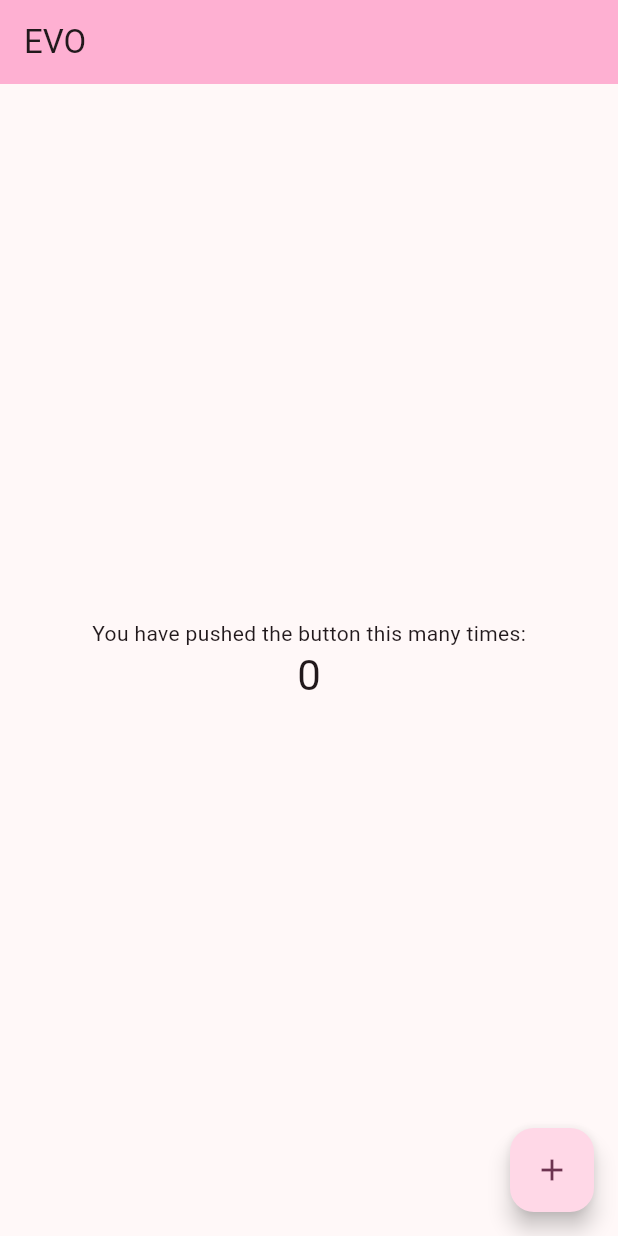
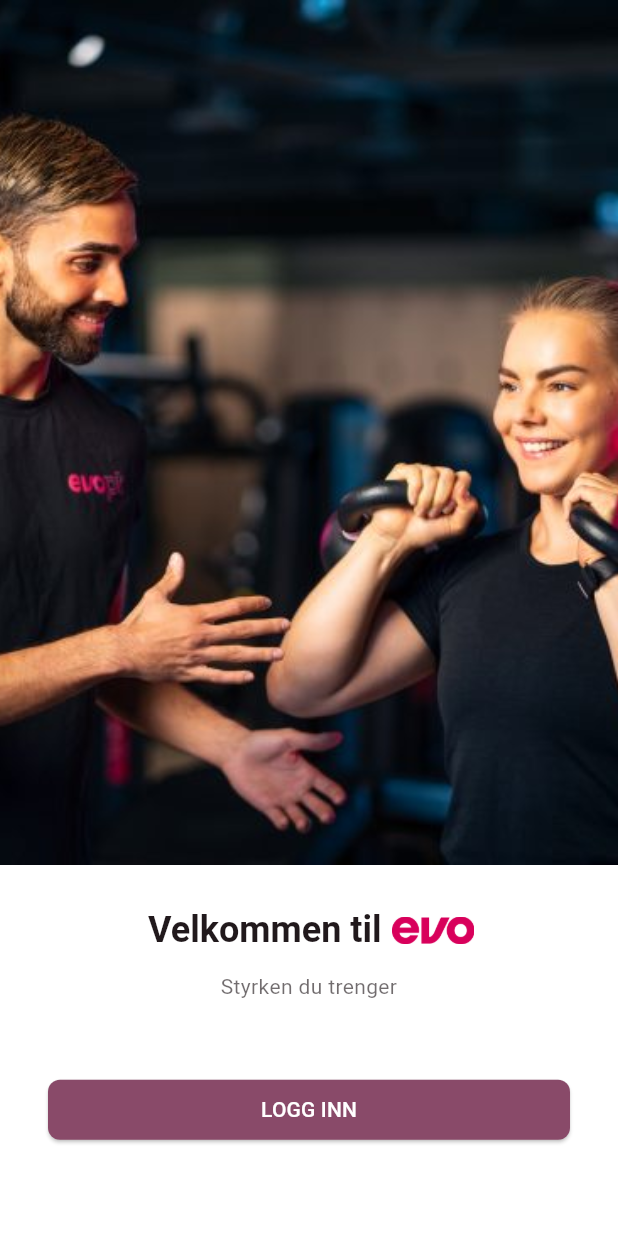
Before and after one commit to bassepeder/evo-app, a Flutter app: the screen it shows after launch, on a phone screen of 412 x 824 dp. Run offline on Flutter 3.47's test engine with Material 3 defaults, Android fonts, the phone set to English and light mode, and no system bars.

Commit message:
Add simple app icon and sign in screen

```diff
--- a/lib/main.dart
+++ b/lib/main.dart
@@ -1,11 +1,29 @@
+import 'package:evo/features/auth/presentation/sign_in_screen.dart';
+import 'package:evo/utils/navigation.dart';
+import 'package:flutter/foundation.dart';
 import 'package:flutter/material.dart';
+import 'package:flutter/services.dart';
 
-void main() {
-  runApp(const MyApp());
+void main() async {
+  SystemChrome.setPreferredOrientations([DeviceOrientation.portraitUp]);
+
+  if (defaultTargetPlatform == TargetPlatform.android) {
+    // Sets edge-to-edge system UI mode on Android 12+
+    SystemChrome.setEnabledSystemUIMode(SystemUiMode.edgeToEdge);
+    SystemChrome.setSystemUIOverlayStyle(
+      const SystemUiOverlayStyle(
+        systemNavigationBarColor: Colors.transparent,
+        systemNavigationBarDividerColor: Colors.transparent,
+        systemNavigationBarContrastEnforced: true,
+      ),
+    );
   }
 
-class MyApp extends StatelessWidget {
-  const MyApp({super.key});
+  runApp(const EvoApp());
+}
+
+class EvoApp extends StatelessWidget {
+  const EvoApp({super.key});
 
   @override
   Widget build(BuildContext context) {
@@ -16,55 +34,136 @@ class MyApp extends StatelessWidget {
         colorScheme: ColorScheme.fromSeed(seedColor: Color(0xFFC00080)),
         useMaterial3: true,
       ),
-      home: const MyHomePage(title: 'EVO'),
+      home: const WelcomeScreen(),
     );
   }
 }
 
-class MyHomePage extends StatefulWidget {
-  const MyHomePage({super.key, required this.title});
-
-  final String title;
-
-  @override
-  State<MyHomePage> createState() => _MyHomePageState();
-}
-
-class _MyHomePageState extends State<MyHomePage> {
-  int _counter = 0;
-
-  void _incrementCounter() {
-    setState(() {
-      _counter++;
-    });
-  }
+class EmptyNotificationsScreen extends StatelessWidget {
+  const EmptyNotificationsScreen({super.key});
 
   @override
   Widget build(BuildContext context) {
     return Scaffold(
-      appBar: AppBar(
-        backgroundColor: Theme.of(context).colorScheme.inversePrimary,
-        title: Text(widget.title),
+      backgroundColor: Colors.white,
+      body: Column(
+        children: [
+          Image.asset(
+            'assets/images/showcase.jpg',
+            width: MediaQuery.of(context).size.width,
+            height: MediaQuery.of(context).size.height * 0.7,
+            fit: BoxFit.cover,
           ),
-      body: Center(
+          Expanded(
+            child: SafeArea(
+              top: false,
               child: Column(
-          mainAxisAlignment: MainAxisAlignment.center,
-          children: <Widget>[
-            const Text(
-              'You have pushed the button this many times:',
+                children: [
+                  Image.asset(
+                    'assets/images/logo.png',
+                    width: 125,
+                    height: 125,
                   ),
                   Text(
-              '$_counter',
-              style: Theme.of(context).textTheme.headlineMedium,
+                    'Styrken du trenger',
+                    style: Theme.of(context).textTheme.bodyMedium,
+                    textAlign: TextAlign.center,
                   ),
+                  const SizedBox(height: 32),
+                  Padding(
+                    padding: const EdgeInsets.symmetric(horizontal: 16),
+                    child: ElevatedButton(
+                      onPressed: () {},
+                      style: ElevatedButton.styleFrom(
+                        backgroundColor: Theme.of(context).colorScheme.primary,
+                        foregroundColor:
+                            Theme.of(context).colorScheme.onPrimary,
+                        minimumSize: const Size(double.infinity, 40),
+                        shape: RoundedRectangleBorder(
+                          borderRadius: BorderRadius.circular(8),
+                        ),
+                      ),
+                      child: Text("Logg inn".toUpperCase()),
+                    ),
+                  ),
+                  const Spacer(),
                 ],
               ),
             ),
-      floatingActionButton: FloatingActionButton(
-        onPressed: _incrementCounter,
-        tooltip: 'Increment',
-        child: const Icon(Icons.add),
+          ),
+        ],
       ),
     );
   }
 }
+
+class WelcomeScreen extends StatelessWidget {
+  const WelcomeScreen({super.key});
+
+  @override
+  Widget build(BuildContext context) {
+    return Scaffold(
+      backgroundColor: Colors.white,
+      body: Column(
+        children: [
+          Image.asset(
+            'assets/images/showcase.jpg',
+            width: MediaQuery.of(context).size.width,
+            height: MediaQuery.of(context).size.height * 0.7,
+            fit: BoxFit.cover,
+          ),
+          const SizedBox(height: 16),
+          Row(
+            mainAxisAlignment: MainAxisAlignment.center,
+            children: [
+              Text(
+                "Velkommen til ",
+                textAlign: TextAlign.center,
+                style: Theme.of(context)
+                    .textTheme
+                    .headlineSmall!
+                    .copyWith(fontWeight: FontWeight.bold),
+              ),
+              const SizedBox(width: 4),
+              Image.asset(
+                'assets/images/logo.png',
+                width: 55,
+                height: 55,
+              ),
+            ],
+          ),
+          Text(
+            "Styrken du trenger",
+            textAlign: TextAlign.center,
+            style: TextStyle(
+              color: Theme.of(context)
+                  .textTheme
+                  .bodyLarge!
+                  .color!
+                  .withOpacity(0.64),
+            ),
+          ),
+          const SizedBox(height: 48),
+          Padding(
+            padding: const EdgeInsets.symmetric(horizontal: 32),
+            child: ElevatedButton(
+              onPressed: () => pushPlatformRoute(
+                context,
+                builder: (_) => SignInScreen(),
+              ),
+              style: ElevatedButton.styleFrom(
+                backgroundColor: Theme.of(context).colorScheme.primary,
+                foregroundColor: Theme.of(context).colorScheme.onPrimary,
+                minimumSize: const Size(double.infinity, 40),
+                shape: RoundedRectangleBorder(
+                  borderRadius: BorderRadius.circular(8),
+                ),
+              ),
+              child: Text("Logg inn".toUpperCase()),
+            ),
+          ),
+        ],
+      ),
+    );
+  }
+}
```
Also changed, not shown: flutter_launcher_icons.yaml (added, +20 -0 lines), lib/features/auth/presentation/sign_in_screen.dart (added, +160 -0 lines), lib/utils/navigation.dart (added, +202 -0 lines), pubspec.yaml (+5 -4 lines), assets/icons/favicon-192x192.png (added), assets/icons/favicon-270x270.png (added), assets/icons/favicon-32x32.png (added), assets/images/logo.png (added), assets/images/showcase.jpg (added), pubspec.lock, 29 other files. Lines whose indentation alone changed are shown as unchanged.
